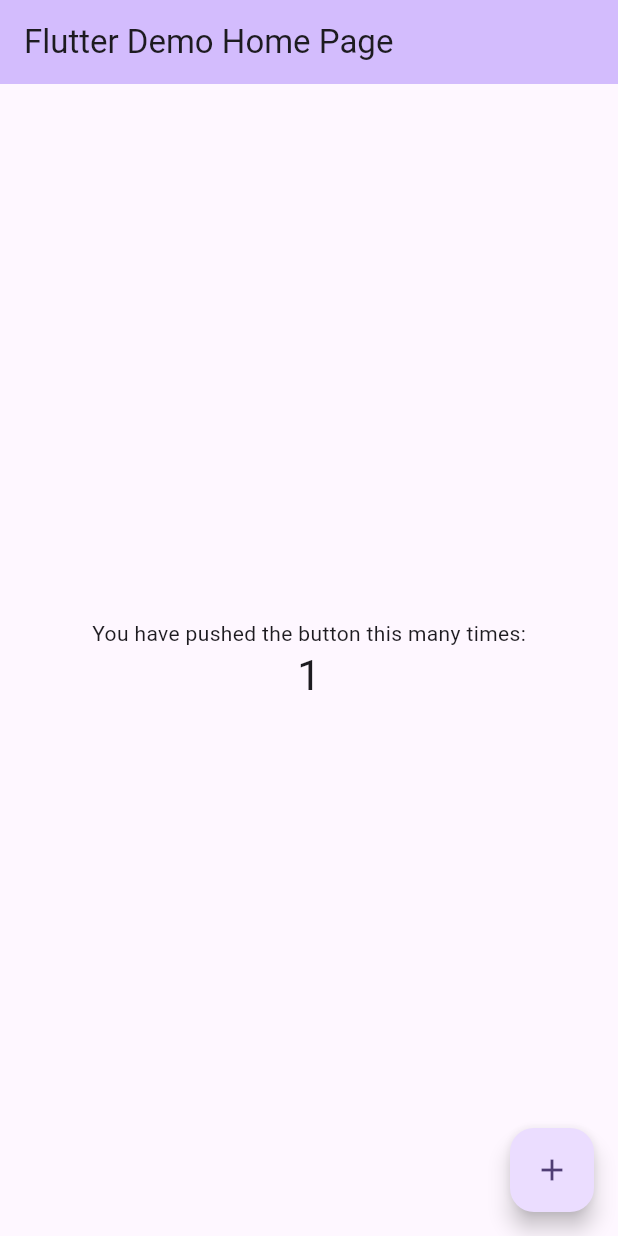
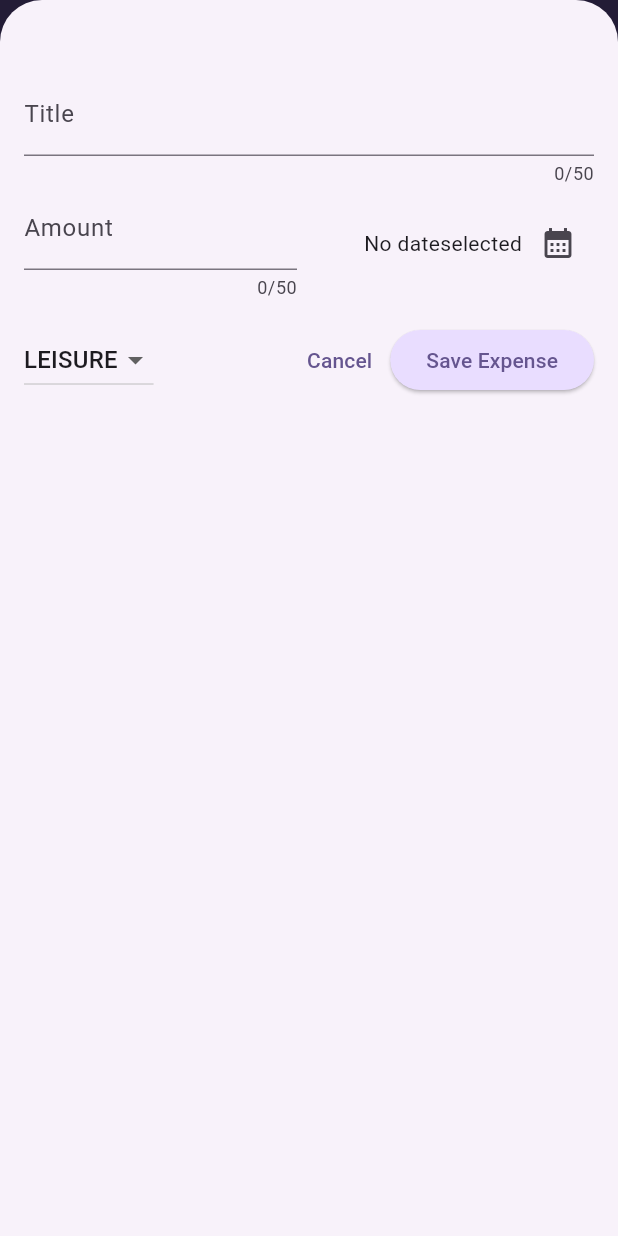
Before and after one commit to risithratan759/expenseCalculator, a Flutter app: the screen it shows after launch, after a tap on the "add" icon, on a phone screen of 412 x 824 dp. Run offline on Flutter 3.47's test engine with Material 3 defaults, Android fonts, the phone set to English and light mode, and no system bars.

Commit message:
code are committed

```diff
--- a/lib/main.dart
+++ b/lib/main.dart
@@ -1,125 +1,63 @@
 import 'package:flutter/material.dart';
+import 'package:expense_calculator/widgets/expenses.dart';
 
+var kColorScheme = ColorScheme.fromSeed(
+  seedColor: const Color.fromARGB(255, 96, 59, 181),
+);
+
+var kDarkColorScheme = ColorScheme.fromSeed(
+  brightness: Brightness.dark,
+  seedColor: const Color.fromARGB(255, 5, 99, 125),
+);
 void main() {
-  runApp(const MyApp());
-}
-
-class MyApp extends StatelessWidget {
-  const MyApp({super.key});
-
-  // This widget is the root of your application.
-  @override
-  Widget build(BuildContext context) {
-    return MaterialApp(
-      title: 'Flutter Demo',
-      theme: ThemeData(
-        // This is the theme of your application.
-        //
-        // TRY THIS: Try running your application with "flutter run". You'll see
-        // the application has a purple toolbar. Then, without quitting the app,
-        // try changing the seedColor in the colorScheme below to Colors.green
-        // and then invoke "hot reload" (save your changes or press the "hot
-        // reload" button in a Flutter-supported IDE, or press "r" if you used
-        // the command line to start the app).
-        //
-        // Notice that the counter didn't reset back to zero; the application
-        // state is not lost during the reload. To reset the state, use hot
-        // restart instead.
-        //
-        // This works for code too, not just values: Most code changes can be
-        // tested with just a hot reload.
-        colorScheme: ColorScheme.fromSeed(seedColor: Colors.deepPurple),
+  runApp(
+    MaterialApp(
+      darkTheme: ThemeData.dark().copyWith(
         useMaterial3: true,
-      ),
-      home: const MyHomePage(title: 'Flutter Demo Home Page'),
-    );
-  }
-}
-
-class MyHomePage extends StatefulWidget {
-  const MyHomePage({super.key, required this.title});
-
-  // This widget is the home page of your application. It is stateful, meaning
-  // that it has a State object (defined below) that contains fields that affect
-  // how it looks.
-
-  // This class is the configuration for the state. It holds the values (in this
-  // case the title) provided by the parent (in this case the App widget) and
-  // used by the build method of the State. Fields in a Widget subclass are
-  // always marked "final".
-
-  final String title;
-
-  @override
-  State<MyHomePage> createState() => _MyHomePageState();
-}
-
-class _MyHomePageState extends State<MyHomePage> {
-  int _counter = 0;
-
-  void _incrementCounter() {
-    setState(() {
-      // This call to setState tells the Flutter framework that something has
-      // changed in this State, which causes it to rerun the build method below
-      // so that the display can reflect the updated values. If we changed
-      // _counter without calling setState(), then the build method would not be
-      // called again, and so nothing would appear to happen.
-      _counter++;
-    });
-  }
-
-  @override
-  Widget build(BuildContext context) {
-    // This method is rerun every time setState is called, for instance as done
-    // by the _incrementCounter method above.
-    //
-    // The Flutter framework has been optimized to make rerunning build methods
-    // fast, so that you can just rebuild anything that needs updating rather
-    // than having to individually change instances of widgets.
-    return Scaffold(
-      appBar: AppBar(
-        // TRY THIS: Try changing the color here to a specific color (to
-        // Colors.amber, perhaps?) and trigger a hot reload to see the AppBar
-        // change color while the other colors stay the same.
-        backgroundColor: Theme.of(context).colorScheme.inversePrimary,
-        // Here we take the value from the MyHomePage object that was created by
-        // the App.build method, and use it to set our appbar title.
-        title: Text(widget.title),
-      ),
-      body: Center(
-        // Center is a layout widget. It takes a single child and positions it
-        // in the middle of the parent.
-        child: Column(
-          // Column is also a layout widget. It takes a list of children and
-          // arranges them vertically. By default, it sizes itself to fit its
-          // children horizontally, and tries to be as tall as its parent.
-          //
-          // Column has various properties to control how it sizes itself and
-          // how it positions its children. Here we use mainAxisAlignment to
-          // center the children vertically; the main axis here is the vertical
-          // axis because Columns are vertical (the cross axis would be
-          // horizontal).
-          //
-          // TRY THIS: Invoke "debug painting" (choose the "Toggle Debug Paint"
-          // action in the IDE, or press "p" in the console), to see the
-          // wireframe for each widget.
-          mainAxisAlignment: MainAxisAlignment.center,
-          children: <Widget>[
-            const Text(
-              'You have pushed the button this many times:',
-            ),
-            Text(
-              '$_counter',
-              style: Theme.of(context).textTheme.headlineMedium,
-            ),
-          ],
+        colorScheme: kDarkColorScheme,
+        cardTheme: const CardTheme().copyWith(
+          color: kDarkColorScheme.secondaryContainer,
+          margin: const EdgeInsets.symmetric(
+            horizontal: 16,
+            vertical: 8,
+          ),
+        ),
+        elevatedButtonTheme: ElevatedButtonThemeData(
+          style: ElevatedButton.styleFrom(
+            backgroundColor: kDarkColorScheme.primaryContainer,
+            foregroundColor: kDarkColorScheme.onPrimaryContainer,
+          ),
         ),
       ),
-      floatingActionButton: FloatingActionButton(
-        onPressed: _incrementCounter,
-        tooltip: 'Increment',
-        child: const Icon(Icons.add),
-      ), // This trailing comma makes auto-formatting nicer for build methods.
-    );
-  }
+      theme: ThemeData().copyWith(
+        useMaterial3: true,
+        colorScheme: kColorScheme,
+        appBarTheme: const AppBarTheme().copyWith(
+          backgroundColor: kColorScheme.onPrimaryContainer,
+          foregroundColor: kDarkColorScheme.primaryContainer,
+        ),
+        cardTheme: const CardTheme().copyWith(
+          color: kColorScheme.secondaryContainer,
+          margin: const EdgeInsets.symmetric(
+            horizontal: 16,
+            vertical: 8,
+          ),
+        ),
+        elevatedButtonTheme: ElevatedButtonThemeData(
+          style: ElevatedButton.styleFrom(
+            backgroundColor: kColorScheme.primaryContainer,
+          ),
+        ),
+        textTheme: ThemeData().textTheme.copyWith(
+              titleLarge: TextStyle(
+                fontWeight: FontWeight.bold,
+                color: kColorScheme.onSecondaryContainer,
+                fontSize: 16,
+              ),
+            ),
+      ),
+      //themeMode: ThemeMode.system,
+      home: const Expenses(),
+    ),
+  );
 }
--- /dev/null
+++ b/lib/models/expense.dart
@@ -0,0 +1,34 @@
+import 'package:flutter/material.dart';
+import 'package:uuid/uuid.dart';
+import 'package:intl/intl.dart';
+
+final formatter = DateFormat.yMd();
+const uuid = Uuid();
+
+enum Category { food, travel, leisure, work }
+
+const categoryIcons = {
+  Category.food: Icons.lunch_dining,
+  Category.travel: Icons.flight,
+  Category.leisure: Icons.movie,
+  Category.work: Icons.work,
+};
+
+class Expense {
+  Expense({
+    required this.title,
+    required this.amount,
+    required this.date,
+    required this.category,
+  }) : id = uuid.v4();
+
+  final String id;
+  final String title;
+  final double amount;
+  final DateTime date;
+  final Category category;
+
+  String get formattedDate {
+    return formatter.format(date);
+  }
+}
--- /dev/null
+++ b/lib/widgets/chart/chart.dart
@@ -0,0 +1,96 @@
+import 'package:expense_calculator/widgets/expenses.dart';
+import 'package:flutter/material.dart';
+
+import 'package:expense_calculator/widgets/chart/chart_bar.dart';
+import 'package:expense_calculator/models/expense.dart';
+
+class Chart extends StatelessWidget {
+  const Chart({super.key, required this.expenses});
+
+  final List<Expense> expenses;
+
+  List<ExpenseBucket> get buckets {
+    return [
+      ExpenseBucket.forCategory(expenses, Category.food),
+      ExpenseBucket.forCategory(expenses, Category.leisure),
+      ExpenseBucket.forCategory(expenses, Category.travel),
+      ExpenseBucket.forCategory(expenses, Category.work),
+    ];
+  }
+
+  double get maxTotalExpense {
+    double maxTotalExpense = 0;
+
+    for (final bucket in buckets) {
+      if (bucket.totalExpenses > maxTotalExpense) {
+        maxTotalExpense = bucket.totalExpenses;
+      }
+    }
+
+    return maxTotalExpense;
+  }
+
+  @override
+  Widget build(BuildContext context) {
+    final isDarkMode =
+        MediaQuery.of(context).platformBrightness == Brightness.dark;
+    return Container(
+      margin: const EdgeInsets.all(16),
+      padding: const EdgeInsets.symmetric(
+        vertical: 16,
+        horizontal: 8,
+      ),
+      width: double.infinity,
+      height: 180,
+      decoration: BoxDecoration(
+        borderRadius: BorderRadius.circular(8),
+        gradient: LinearGradient(
+          colors: [
+            Theme.of(context).colorScheme.primary.withOpacity(0.3),
+            Theme.of(context).colorScheme.primary.withOpacity(0.0)
+          ],
+          begin: Alignment.bottomCenter,
+          end: Alignment.topCenter,
+        ),
+      ),
+      child: Column(
+        children: [
+          Expanded(
+            child: Row(
+              crossAxisAlignment: CrossAxisAlignment.end,
+              children: [
+                for (final bucket in buckets) // alternative to map()
+                  ChartBar(
+                    fill: bucket.totalExpenses == 0
+                        ? 0
+                        : bucket.totalExpenses / maxTotalExpense,
+                  )
+              ],
+            ),
+          ),
+          const SizedBox(height: 12),
+          Row(
+            children: buckets
+                .map(
+                  (bucket) => Expanded(
+                    child: Padding(
+                      padding: const EdgeInsets.symmetric(horizontal: 4),
+                      child: Icon(
+                        categoryIcons[bucket.category],
+                        color: isDarkMode
+                            ? Theme.of(context).colorScheme.secondary
+                            : Theme.of(context)
+                                .colorScheme
+                                .primary
+                                .withOpacity(0.7),
+                      ),
+                    ),
+                  ),
+                )
+                .toList(),
+          )
+        ],
+      ),
+    );
+  }
+}
--- /dev/null
+++ b/lib/widgets/chart/chart_bar.dart
@@ -0,0 +1,34 @@
+import 'package:flutter/material.dart';
+
+class ChartBar extends StatelessWidget {
+  const ChartBar({
+    super.key,
+    required this.fill,
+  });
+
+  final double fill;
+
+  @override
+  Widget build(BuildContext context) {
+    final isDarkMode =
+        MediaQuery.of(context).platformBrightness == Brightness.dark;
+    return Expanded(
+      child: Padding(
+        padding: const EdgeInsets.symmetric(horizontal: 4),
+        child: FractionallySizedBox(
+          heightFactor: fill,
+          child: DecoratedBox(
+            decoration: BoxDecoration(
+              shape: BoxShape.rectangle,
+              borderRadius:
+                  const BorderRadius.vertical(top: Radius.circular(8)),
+              color: isDarkMode
+                  ? Theme.of(context).colorScheme.secondary
+                  : Theme.of(context).colorScheme.primary.withOpacity(0.65),
+            ),
+          ),
+        ),
+      ),
+    );
+  }
+}
--- /dev/null
+++ b/lib/widgets/expenses.dart
@@ -0,0 +1,125 @@
+import 'package:expense_calculator/widgets/chart/chart.dart';
+import 'package:expense_calculator/widgets/expenses_list/expenses_list.dart';
+import 'package:expense_calculator/widgets/new_expense.dart';
+import 'package:flutter/material.dart';
+import 'package:expense_calculator/models/expense.dart';
+
+class Expenses extends StatefulWidget {
+  const Expenses({super.key});
+  @override
+  State<Expenses> createState() {
+    return _ExpensesState();
+  }
+}
+
+class _ExpensesState extends State<Expenses> {
+  final List<Expense> _registeredExpenses = [
+    Expense(
+      title: 'Flutter Course',
+      amount: 19.99,
+      date: DateTime.now(),
+      category: Category.work,
+    ),
+    Expense(
+      title: 'Cinema',
+      amount: 15.69,
+      date: DateTime.now(),
+      category: Category.leisure,
+    ),
+  ];
+
+  void _openAddExpenseOverlay() {
+    showModalBottomSheet(
+      isScrollControlled: true,
+      context: context,
+      builder: (ctx) => NewExpense(
+        onAddExpense: _addExpense,
+      ),
+    );
+  }
+
+  void _addExpense(Expense expense) {
+    setState(() {
+      _registeredExpenses.add(expense);
+    });
+  }
+
+  void _removeExpense(Expense expense) {
+    final expenseIndex = _registeredExpenses.indexOf(expense);
+
+    setState(() {
+      _registeredExpenses.remove(expense);
+    });
+    ScaffoldMessenger.of(context).clearSnackBars();
+    ScaffoldMessenger.of(context).showSnackBar(
+      SnackBar(
+        duration: const Duration(seconds: 3),
+        content: const Text('Expense deleted.'),
+        action: SnackBarAction(
+          label: 'Undo',
+          onPressed: () {
+            setState(() {
+              _registeredExpenses.insert(expenseIndex, expense);
+            });
+          },
+        ),
+      ),
+    );
+  }
+
+  @override
+  Widget build(BuildContext context) {
+    Widget mainContent = const Center(
+      child: Text('No expense found. Start adding some!'),
+    );
+
+    if (_registeredExpenses.isNotEmpty) {
+      mainContent = ExpensesList(
+        expenses: _registeredExpenses,
+        onRemoveExpense: _removeExpense,
+      );
+    }
+    return Scaffold(
+      appBar: AppBar(
+        title: const Text('Expenses Tracker'),
+        actions: [
+          IconButton(
+            onPressed: _openAddExpenseOverlay,
+            icon: const Icon(Icons.add),
+          )
+        ],
+      ),
+      body: Column(
+        children: [
+          Chart(expenses: _registeredExpenses),
+          Expanded(
+            child: mainContent,
+          ),
+        ],
+      ),
+    );
+  }
+}
+
+class ExpenseBucket {
+  const ExpenseBucket({
+    required this.category,
+    required this.expenses,
+  });
+
+  ExpenseBucket.forCategory(List<Expense> allExpenses, this.category)
+      : expenses = allExpenses
+            .where((expense) => expense.category == category)
+            .toList();
+
+  final Category category;
+  final List<Expense> expenses;
+
+  double get totalExpenses {
+    double sum = 0;
+    for (final expense in expenses) {
+      sum += expense.amount;
+    }
+    return sum;
+  }
+}
--- /dev/null
+++ b/lib/widgets/expenses_list/expense_item.dart
@@ -0,0 +1,42 @@
+import 'package:expense_calculator/models/expense.dart';
+import 'package:flutter/material.dart';
+
+class ExpenseItem extends StatelessWidget {
+  const ExpenseItem(this.expense, {super.key});
+  final Expense expense;
+
+  @override
+  Widget build(BuildContext context) {
+    return Card(
+      child: Padding(
+        padding: const EdgeInsets.symmetric(
+          horizontal: 20,
+          vertical: 16,
+        ),
+        child: Column(
+          children: [
+            Text(expense.title),
+            const SizedBox(height: 4),
+            Row(
+              children: [
+                Text('\$${expense.amount.toStringAsFixed(2)}'),
+                const Spacer(),
+                Row(
+                  children: [
+                    Icon(categoryIcons[expense.category]),
+                    const SizedBox(
+                      width: 8,
+                    ),
+                    Text(
+                      expense.formattedDate,
+                    ),
+                  ],
+                ),
+              ],
+            )
+          ],
+        ),
+      ),
+    );
+  }
+}
--- /dev/null
+++ b/lib/widgets/expenses_list/expenses_list.dart
@@ -0,0 +1,27 @@
+import 'package:expense_calculator/models/expense.dart';
+import 'package:expense_calculator/widgets/expenses_list/expense_item.dart';
+import 'package:flutter/material.dart';
+
+class ExpensesList extends StatelessWidget {
+  const ExpensesList({
+    super.key,
+    required this.expenses,
+    required this.onRemoveExpense,
+  });
+
+  final List<Expense> expenses;
+  final void Function(Expense expense) onRemoveExpense;
+  @override
+  Widget build(BuildContext context) {
+    return ListView.builder(
+      itemCount: expenses.length,
+      itemBuilder: (ctx, index) => Dismissible(
+        key: ValueKey(expenses[index]),
+        onDismissed: (direction) {
+          onRemoveExpense(expenses[index]);
+        },
+        child: ExpenseItem(expenses[index]),
+      ),
+    );
+  }
+}
--- /dev/null
+++ b/lib/widgets/new_expense.dart
@@ -0,0 +1,164 @@
+import 'package:flutter/material.dart';
+import 'package:intl/intl.dart';
+import 'package:expense_calculator/models/expense.dart';
+
+final formatter = DateFormat.yMd();
+
+class NewExpense extends StatefulWidget {
+  const NewExpense({super.key, required this.onAddExpense});
+
+  final void Function(Expense expense) onAddExpense;
+  @override
+  State<StatefulWidget> createState() {
+    return _NewExpenseState();
+  }
+}
+
+class _NewExpenseState extends State<NewExpense> {
+  final _titleController = TextEditingController();
+  final _amountController = TextEditingController();
+  DateTime? _selectedDate;
+  Category _selectedCategory = Category.leisure;
+
+  void _presentDatePicker() async {
+    final now = DateTime.now();
+    final firstDate = DateTime(now.year - 1, now.month, now.day);
+    final pickedDate = await showDatePicker(
+        context: context, firstDate: firstDate, lastDate: now);
+    setState(() {
+      _selectedDate = pickedDate;
+    });
+  }
+
+  void _submitExpenseData() {
+    final enteredAmount = double.tryParse(_amountController.text);
+    final amountIsInvalid = enteredAmount == null || enteredAmount <= 0;
+
+    if (_titleController.text.trim().isEmpty ||
+        amountIsInvalid ||
+        _selectedDate == null) {
+      showDialog(
+        context: context,
+        builder: (ctx) => AlertDialog(
+          title: const Text('Invalid input'),
+          content: const Text(
+              'Please make sure a valid title, amount, date and catecogry was entered.'),
+          actions: [
+            TextButton(
+              onPressed: () {
+                Navigator.pop(ctx);
+              },
+              child: const Text('Okay'),
+            ),
+          ],
+        ),
+      );
+      return;
+    }
+    widget.onAddExpense(Expense(
+      title: _titleController.text,
+      amount: enteredAmount,
+      date: _selectedDate!,
+      category: _selectedCategory,
+    ));
+    Navigator.pop(context);
+  }
+
+  @override
+  void dispose() {
+    _titleController.dispose();
+    _amountController.dispose();
+    super.dispose();
+  }
+
+  @override
+  Widget build(BuildContext context) {
+    return Padding(
+      padding: const EdgeInsets.fromLTRB(16, 48, 16, 16),
+      child: Column(
+        children: [
+          TextField(
+            controller: _titleController,
+            maxLength: 50,
+            decoration: const InputDecoration(
+              label: Text('Title'),
+            ),
+          ),
+          Row(
+            children: [
+              Expanded(
+                child: TextField(
+                  controller: _amountController,
+                  keyboardType: TextInputType.number,
+                  maxLength: 50,
+                  decoration: const InputDecoration(
+                    prefixText: '\$',
+                    label: Text('Amount'),
+                  ),
+                ),
+              ),
+              const SizedBox(
+                width: 16,
+              ),
+              Expanded(
+                child: Row(
+                  mainAxisAlignment: MainAxisAlignment.end,
+                  crossAxisAlignment: CrossAxisAlignment.center,
+                  children: [
+                    Text(
+                      _selectedDate == null
+                          ? 'No dateselected'
+                          : formatter.format(_selectedDate!),
+                    ),
+                    IconButton(
+                      onPressed: _presentDatePicker,
+                      icon: const Icon(Icons.calendar_month),
+                    ),
+                  ],
+                ),
+              ),
+            ],
+          ),
+          const SizedBox(
+            height: 16,
+          ),
+          Row(
+            children: [
+              DropdownButton(
+                  value: _selectedCategory,
+                  items: Category.values
+                      .map(
+                        (category) => DropdownMenuItem(
+                          value: category,
+                          child: Text(
+                            category.name.toUpperCase(),
+                          ),
+                        ),
+                      )
+                      .toList(),
+                  onChanged: (value) {
+                    setState(() {
+                      if (value == null) {
+                        return;
+                      }
+                      _selectedCategory = value;
+                    });
+                  }),
+              const Spacer(),
+              TextButton(
+                onPressed: () {
+                  Navigator.pop(context);
+                },
+                child: const Text('Cancel'),
+              ),
+              ElevatedButton(
+                onPressed: _submitExpenseData,
+                child: const Text('Save Expense'),
+              ),
+            ],
+          )
+        ],
+      ),
+    );
+  }
+}
--- a/pubspec.yaml
+++ b/pubspec.yaml
@@ -35,6 +35,8 @@
   # The following adds the Cupertino Icons font to your application.
   # Use with the CupertinoIcons class for iOS style icons.
   cupertino_icons: ^1.0.6
+  uuid: ^4.4.2
+  intl: ^0.19.0
 
 dev_dependencies:
   flutter_test:
```
Also changed, not shown: pubspec.lock.
